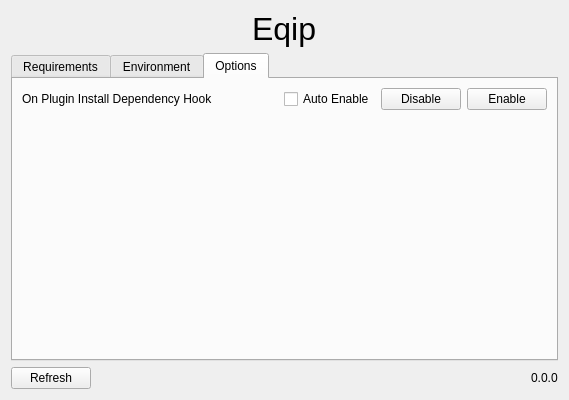
The window that eqip/configuration/options.ui (cnheider/eqip) describes before a commit, drawn with Qt 5.
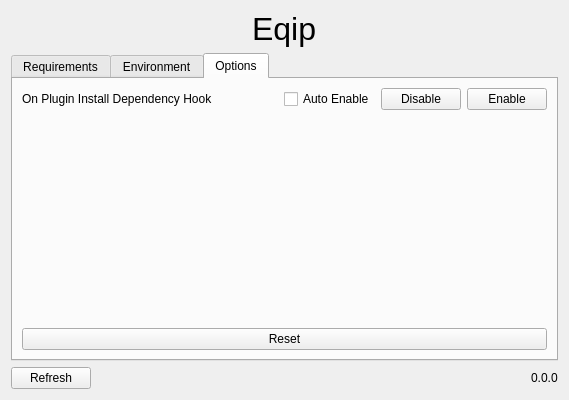
The same window after the commit. The open tabs and pages were chosen to show the change.

Diff of the .ui file:
```diff
--- a/eqip/configuration/options.ui
+++ b/eqip/configuration/options.ui
@@ -257,6 +257,13 @@
          </property>
         </spacer>
        </item>
+       <item>
+        <widget class="QPushButton" name="reset_options_button">
+         <property name="text">
+          <string>Reset</string>
+         </property>
+        </widget>
+       </item>
       </layout>
      </widget>
     </widget>
```
Left out of the diff: 2 changed lines with no effect on the pictures.
